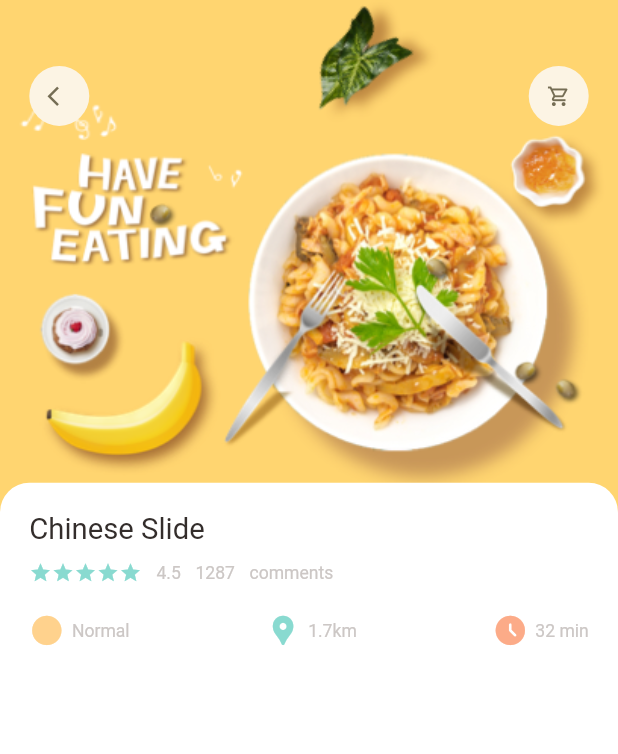
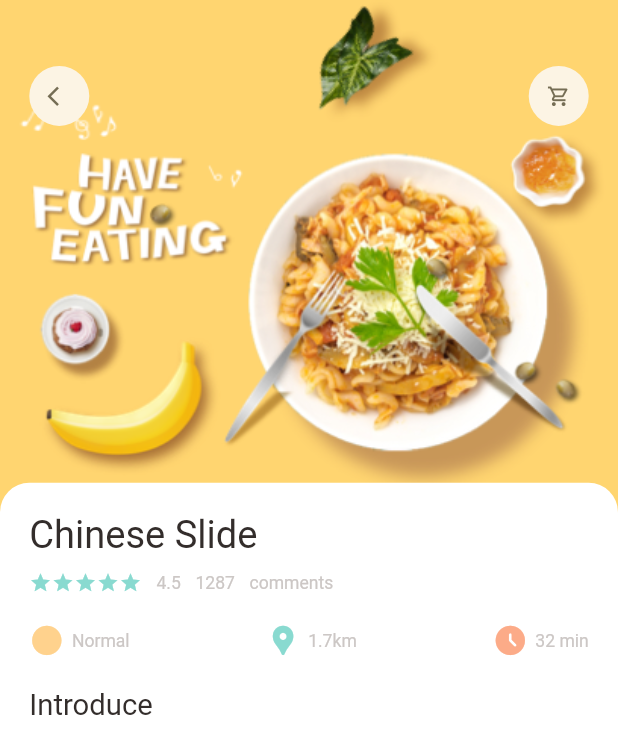
Before and after one commit to mehedi4958/food-delivery, a Flutter app: the screen it shows after launch, on a phone screen of 412 x 824 dp. Shown: the top 754 px of the screen. Run offline on Flutter 3.47's test engine with Material 2 defaults, Android fonts, the phone set to English and light mode, and no system bars; our stand-ins replace dots_indicator, get.

Commit message:
bottom nav bar designing

```diff
--- a/lib/pages/food/popular_food_detail.dart
+++ b/lib/pages/food/popular_food_detail.dart
@@ -3,6 +3,7 @@ import 'package:food_delivery/utils/dimension.dart';
 
 import '../../widgets/app_column.dart';
 import '../../widgets/app_icon.dart';
+import '../../widgets/big_text.dart';
 
 class PopularFoodDetail extends StatelessWidget {
   const PopularFoodDetail({Key? key}) : super(key: key);
@@ -56,11 +57,33 @@ class PopularFoodDetail extends StatelessWidget {
                 ),
                 color: Colors.white,
               ),
-              child: const AppColumn(),
+              child: Column(
+                crossAxisAlignment: CrossAxisAlignment.start,
+                children: [
+                  const AppColumn(text: 'Chinese Slide'),
+                  SizedBox(height: Dimensions.height20),
+                  const BigText(text: 'Introduce'),
+                ],
+              ),
             ),
           ),
         ],
       ),
+      bottomNavigationBar: Container(
+        height: 120,
+        padding: EdgeInsets.only(
+          top: Dimensions.height30,
+          bottom: Dimensions.height30,
+          left: Dimensions.width20,
+          right: Dimensions.width20,
+        ),
+        decoration: BoxDecoration(
+          borderRadius: BorderRadius.only(
+            topLeft: Radius.circular(Dimensions.radius20 * 2),
+            topRight: Radius.circular(Dimensions.radius20 * 2),
+          ),
+        ),
+      ),
     );
   }
 }
--- a/lib/pages/home/food_page_body.dart
+++ b/lib/pages/home/food_page_body.dart
@@ -253,7 +253,7 @@ class _FoodPageBodyState extends State<FoodPageBody> {
                     top: Dimensions.height15,
                     left: Dimensions.width15,
                     right: Dimensions.width15),
-                child: const AppColumn(),
+                child: const AppColumn(text: 'Chinese Slide'),
               ),
             ),
           ),
--- a/lib/utils/dimension.dart
+++ b/lib/utils/dimension.dart
@@ -25,6 +25,7 @@ class Dimensions {
   /// dynamic fonts
   static double font12 = screenHeight / 70.34;
   static double font20 = screenHeight / 42.2;
+  static double font26 = screenHeight / 32.46;
 
   /// dynamic radius
   static double radius15 = screenHeight / 56.27;
--- a/lib/widgets/app_column.dart
+++ b/lib/widgets/app_column.dart
@@ -7,15 +7,21 @@ import 'icon_and_text.dart';
 import 'small_text.dart';
 
 class AppColumn extends StatelessWidget {
-  const AppColumn({Key? key}) : super(key: key);
+  const AppColumn({
+    Key? key,
+    required this.text,
+  }) : super(key: key);
+
+  final String text;
 
   @override
   Widget build(BuildContext context) {
     return Column(
       crossAxisAlignment: CrossAxisAlignment.start,
       children: [
-        const BigText(
-          text: 'Chinese Slide',
+        BigText(
+          text: text,
+          size: Dimensions.font26,
         ),
         SizedBox(height: Dimensions.height10),
         Row(
```
